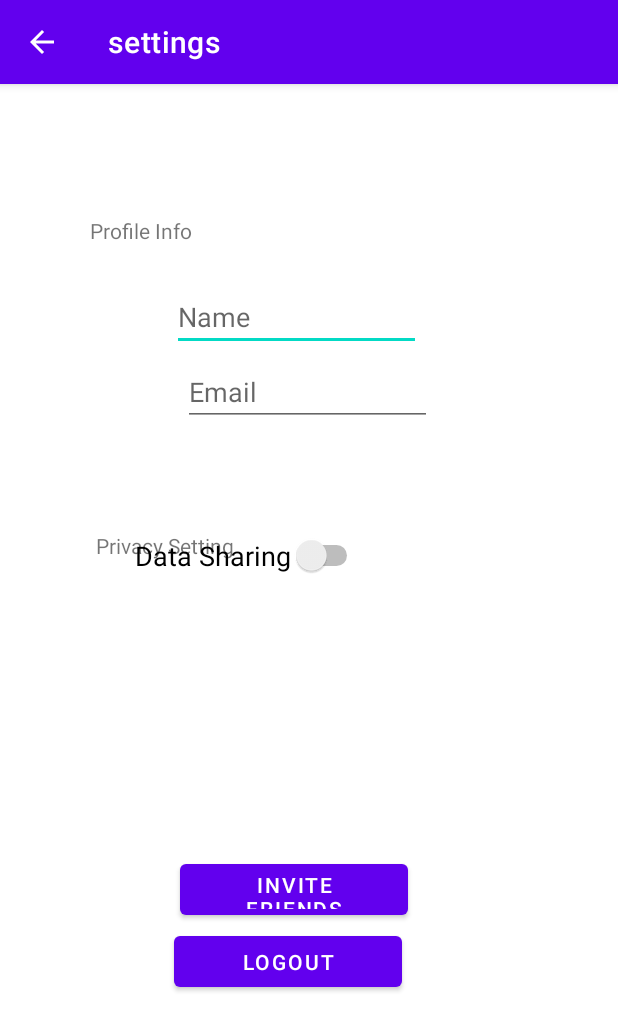
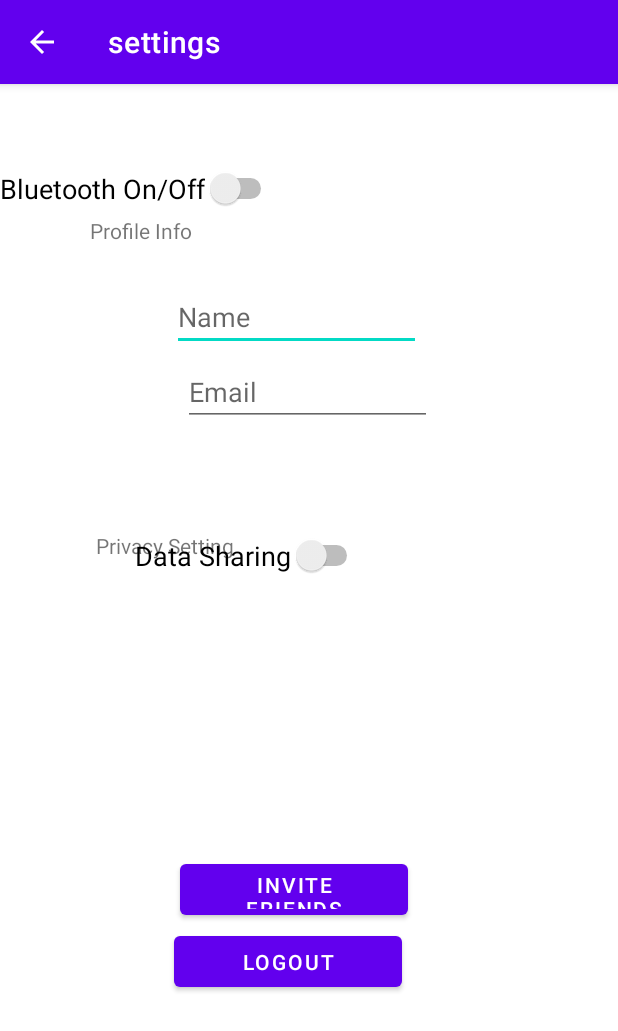
Before and after one commit to CorneliuSmith/CS113Project, an Android app: the SettingsActivity screen opened directly, with no data from a screen before it, on a phone screen of 412 x 824 dp. Shown: the top 1031 px of the screen. Run offline under Robolectric (Android 15) with nearby library versions, the phone set to English and light mode, and no system bars.

Commit message:
Adding toggle for Bluetooth in Settings Menu

```diff
--- a/app/src/main/res/layout/settings.xml
+++ b/app/src/main/res/layout/settings.xml
@@ -95,5 +95,17 @@
         app:layout_constraintBottom_toBottomOf="parent"
         app:layout_constraintStart_toStartOf="parent"/>
 
+    <Switch
+        android:id="@+id/bluetooth_status"
+        android:layout_width="wrap_content"
+        android:layout_height="wrap_content"
+        android:layout_marginButtom="420dp"
+        android:text="@string/bluetooth"
+        android:textAppearance="?android:textAppearanceMedium"
+        app:layout_constrainstStart_toStartOf="parent"
+        app:layout_constraintButtom_toBottomOf="parent"
+        tools:layout_editor_absoluteX="56dp"
+        tools:layout_editor_absoluteY="355dp" />
+
 
 </androidx.constraintlayout.widget.ConstraintLayout>
--- a/app/src/main/res/values/strings.xml
+++ b/app/src/main/res/values/strings.xml
@@ -26,5 +26,6 @@
     <string name="title">Profile Info</string>
     <string name="privacy">Privacy Setting</string>
     <string name = "auto_data">Data Sharing</string>
+    <string name = "bluetooth">Bluetooth On/Off</string>
 
 </resources>
```
